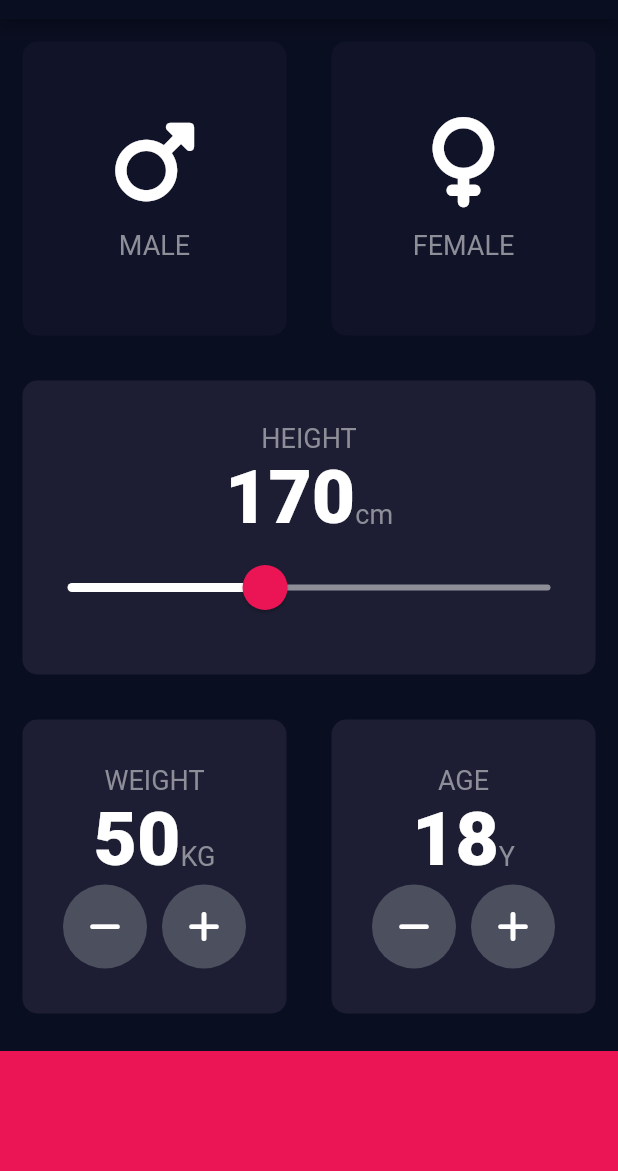
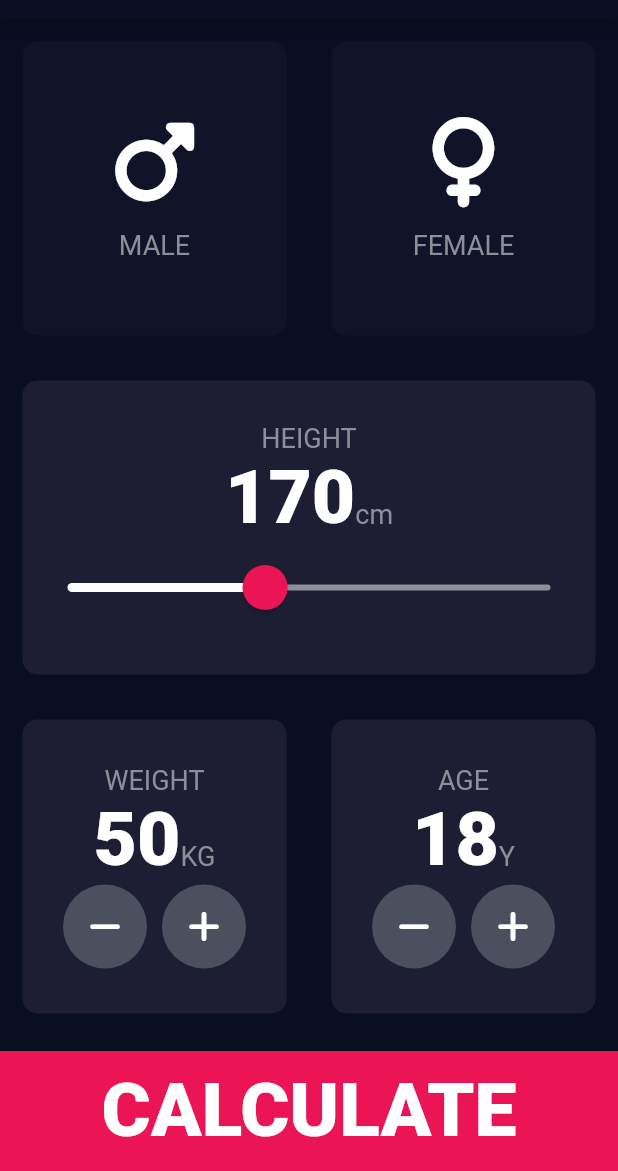
Before and after one commit to Himal-Thapa1/BMI_Calculator_htm_flutter, a Flutter app: the screen it shows after launch, on a phone screen of 412 x 824 dp, the part 65-1236 px from its top. Run offline on Flutter 3.47's test engine with Material 2 defaults, Android fonts, the phone set to English and light mode, and no system bars; our stand-ins replace font_awesome_flutter.

```diff
--- a/lib/input_page.dart
+++ b/lib/input_page.dart
@@ -4,6 +4,7 @@ import 'reusable_card.dart';
 import 'icon_content.dart';
 import 'constants.dart';
 import 'roundIconButton.dart';
+import 'result_page.dart';
 
 enum Gender { male, female, others }
 
@@ -228,14 +229,26 @@ class _InputPageState extends State<InputPage> {
               ],
             ),
           ),
-            Container(
+          GestureDetector(
+            onTap: () {
+              Navigator.push(context,
+                  MaterialPageRoute(builder: (context) => ReultPage()));
+            },
+            child: Container(
+              child: Center(
+                  child: Text(
+                "CALCULATE",
+                style: knumberStyle,
+              )),
               color: kbottomContainerColor,
               margin: EdgeInsets.only(top: 10.0),
               width: double
                   .infinity, //this code changes the bottom width to devices max device width.
               height: kbottomContainerHeight,
-            )
+            ),
+          ),
         ],
-        ));
+      ),
+    );
   }
 }
```
Also changed, not shown: lib/result_page.dart (added, +14 -0 lines). Lines whose indentation alone changed are shown as unchanged.
